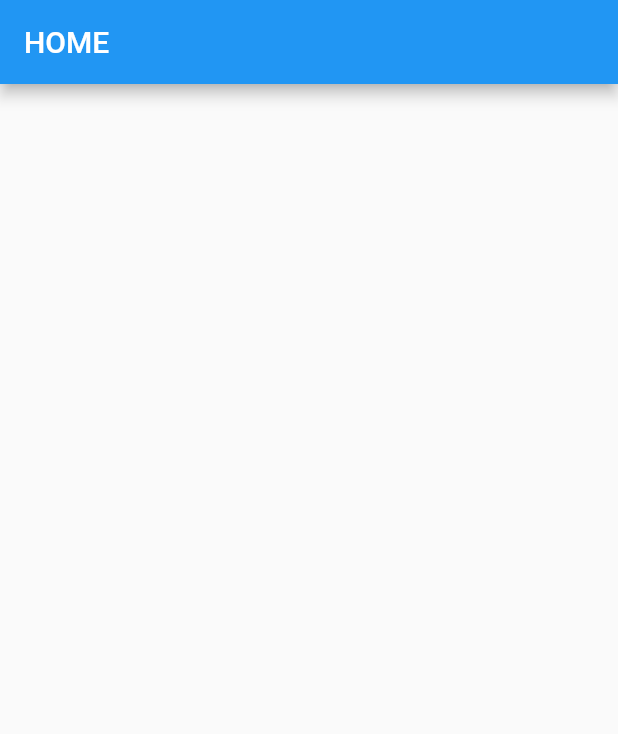
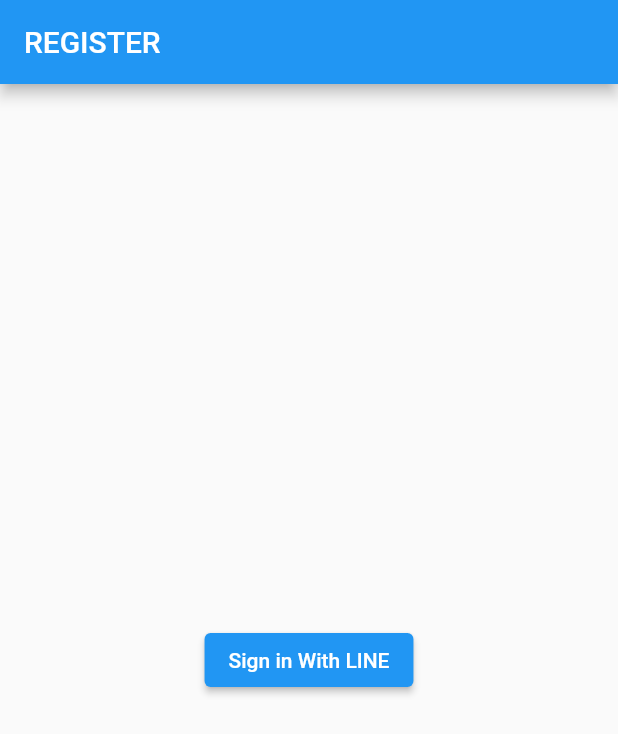
Before and after one commit to KonnoHaruto/flutter_line_sdk_playground, a Flutter app: the screen it shows after launch, on a phone screen of 412 x 824 dp. Shown: the top 734 px of the screen. Run offline on Flutter 3.47's test engine with Material 2 defaults, Android fonts, the phone set to English and light mode, and no system bars; our stand-ins replace device_preview, flutter_riverpod, hooks_riverpod.

Commit message:
#1 sign_in_with_lineのUIを作成

```diff
--- a/lib/my_app.dart
+++ b/lib/my_app.dart
@@ -1,7 +1,6 @@
 import 'package:device_preview/device_preview.dart';
-
 import 'package:flutter/material.dart';
-import 'package:flutter_line_sdk_playground/view/page/home_page.dart';
+import 'package:flutter_line_sdk_playground/view/page/register_page.dart';
 
 
 class MyApp extends StatelessWidget {
@@ -17,7 +16,7 @@ class MyApp extends StatelessWidget {
       title: 'flutter_line_sdk_playground',
       theme: ThemeData.light(),
       darkTheme: ThemeData.dark(),
-      home: const HomePage(),
+      home: const RegisterPage(),
     );
   }
 }
--- /dev/null
+++ b/lib/view/page/register_page.dart
@@ -0,0 +1,26 @@
+import 'package:flutter/material.dart';
+import 'package:flutter_riverpod/flutter_riverpod.dart';
+
+class RegisterPage extends ConsumerWidget {
+  const RegisterPage({Key? key}) : super(key: key);
+
+  @override
+  Widget build(BuildContext context, WidgetRef ref) {
+    return Scaffold(
+      appBar: AppBar(
+        title: const Text('REGISTER'),
+      ),
+      body: Center(
+        child: Column(
+          mainAxisAlignment: MainAxisAlignment.center,
+          children: <Widget>[
+            ElevatedButton(
+              onPressed: () {},
+              child: const Text('Sign in With LINE'),
+            )
+          ],
+        ),
+      ),
+    );
+  }
+}
--- a/pubspec.yaml
+++ b/pubspec.yaml
@@ -34,6 +34,9 @@ dependencies:
   cupertino_icons: ^1.0.4
   font_awesome_flutter: ^9.2.0
 
+  # sign_in_button
+  flutter_signin_button: ^2.0.0
+
   # package_info
   package_info_plus: ^1.4.0
 
@@ -54,6 +57,7 @@ dependencies:
 
   # device_preview
   device_preview: ^1.0.0
+  flutter_line_sdk: ^2.1.0
 
 
 dev_dependencies:
```
Also changed, not shown: pubspec.lock.
